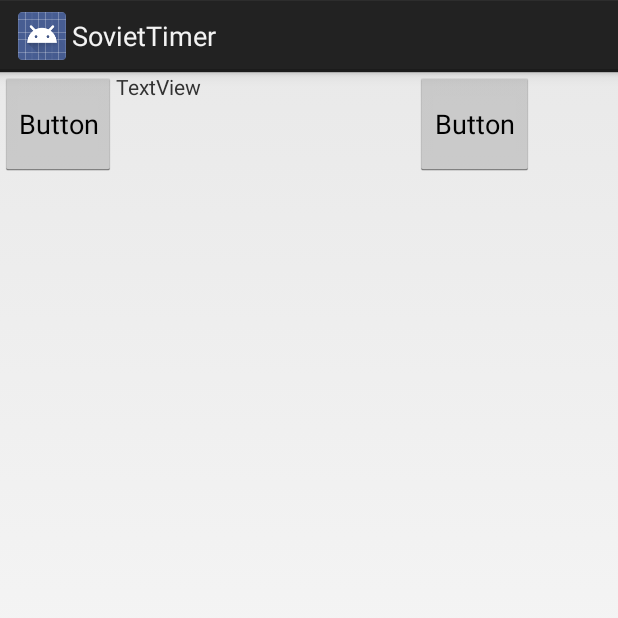
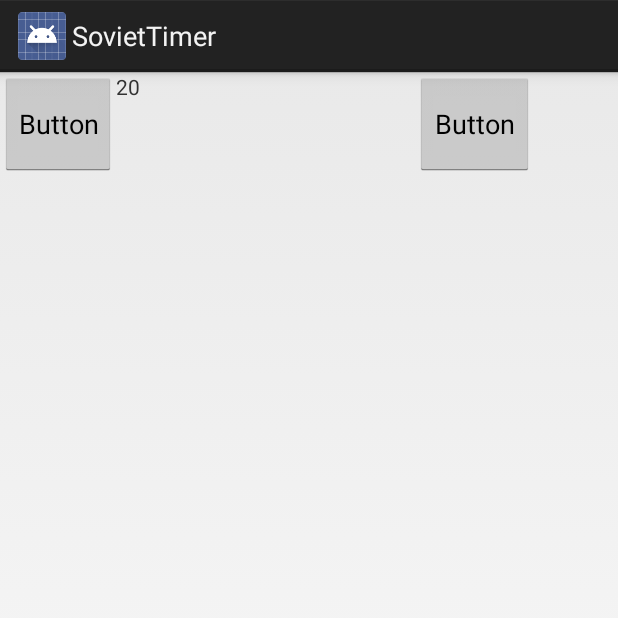
Before and after one commit to liquidwhale/SovietTimer, an Android app: the screen it shows after launch (MainActivity), on a phone screen of 412 x 824 dp, the top half of it. Run offline under Robolectric (Android 15) with nearby library versions, the phone set to English and light mode, and no system bars.

Commit message:
pass time to TimerActivity

```diff
--- a/app/src/main/java/cloud/akadem/soviettimer/MainActivity.java
+++ b/app/src/main/java/cloud/akadem/soviettimer/MainActivity.java
@@ -4,17 +4,27 @@ import android.app.Activity;
 import android.content.Intent;
 import android.os.Bundle;
 import android.view.View;
+import android.widget.TextView;
 
 public class MainActivity extends Activity {
+    public static final String EXTRA_TIME_PERIOD = "cloud.akadem.soviettimer.EXTRA_TIME_PERIOD";
+    public static final int timePeriod = 20;
 
     @Override
     protected void onCreate(Bundle savedInstanceState) {
         super.onCreate(savedInstanceState);
         setContentView(R.layout.activity_main);
+        initTimePeriodTextView();
     }
 
     public void startTimer(View view) {
         Intent intent = new Intent(this, TimerActivity.class);
+        intent.putExtra(EXTRA_TIME_PERIOD, Integer.toString(timePeriod));
         startActivity(intent);
     }
+
+    public void initTimePeriodTextView() {
+        TextView textView = (TextView) findViewById(R.id.textView);
+        textView.setText(Integer.toString(timePeriod));
+    }
 }
--- a/app/src/main/res/layout/activity_main.xml
+++ b/app/src/main/res/layout/activity_main.xml
@@ -43,7 +43,6 @@
             android:id="@+id/button9" />
 
         <TextView
-            android:text="TextView"
             android:layout_width="199dp"
             android:layout_height="match_parent"
             tools:layout_editor_absoluteY="25dp"
```
